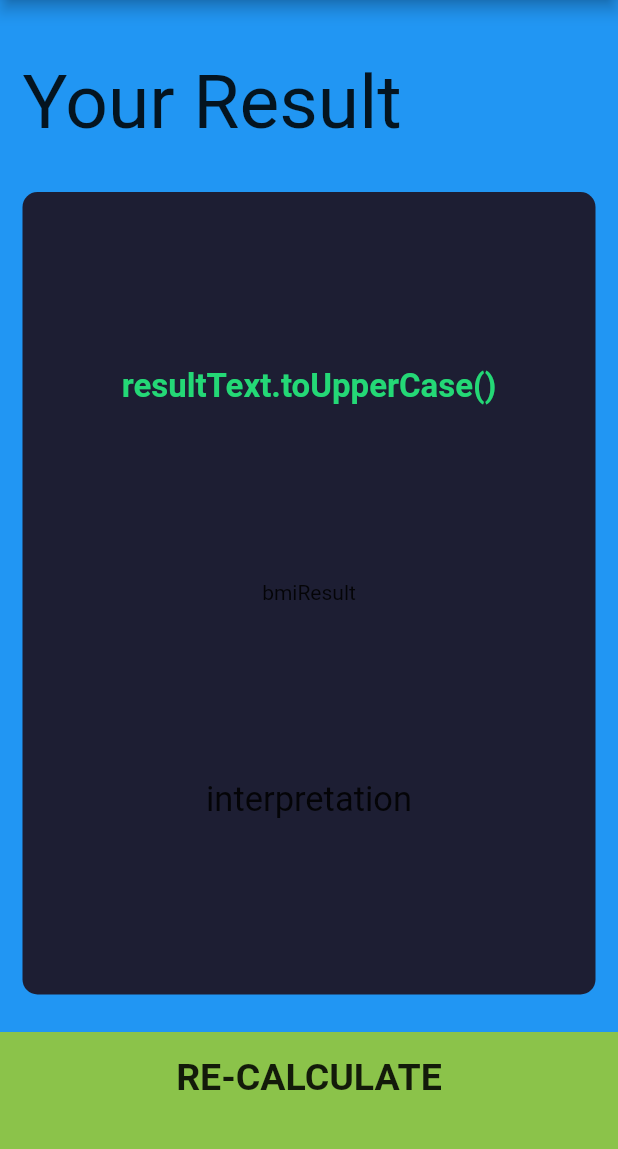
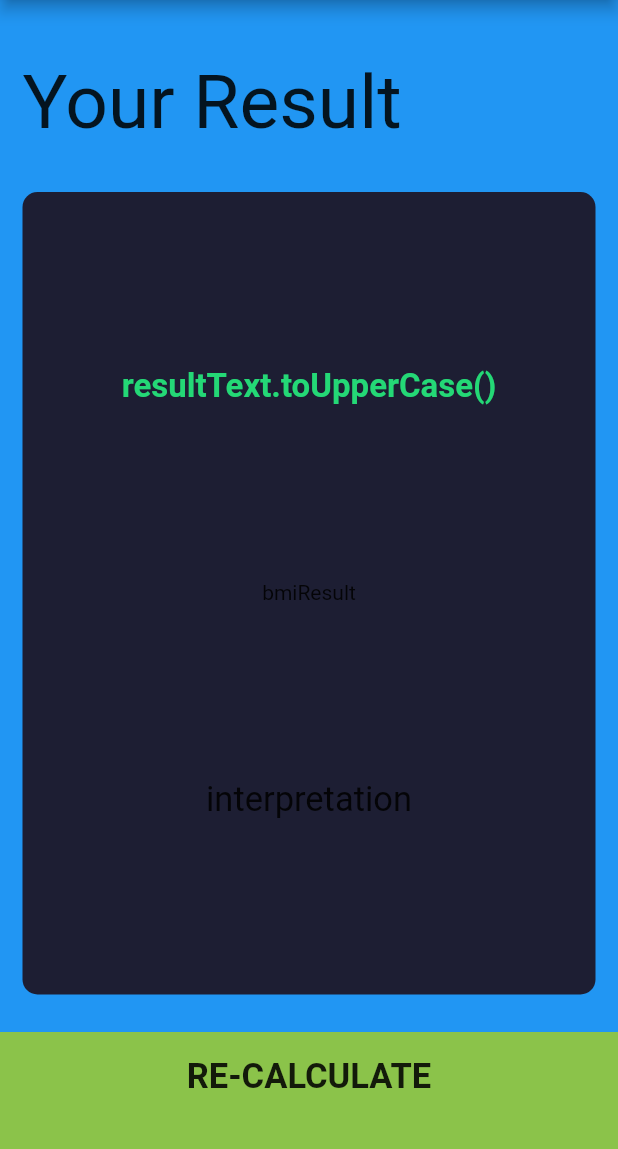
Before and after one commit to fatima796/calbmii, a Flutter app: the ResultPage screen opened directly, on a phone screen of 412 x 824 dp, the part 84-1233 px from its top. Run offline on Flutter 3.47's test engine with Material 2 defaults, Android fonts, the phone set to English and light mode, and no system bars; our stand-ins replace font_awesome_flutter.

Commit message:
botton font size

```diff
--- a/lib/constantFile.dart
+++ b/lib/constantFile.dart
@@ -38,6 +38,6 @@ const kBodyTextStyle = TextStyle(
 );
 
 const kLargeButtonTextStyle = TextStyle(
-  fontSize: 25.0,
+  fontSize: 23.0,
   fontWeight: FontWeight.bold,
 );
```
